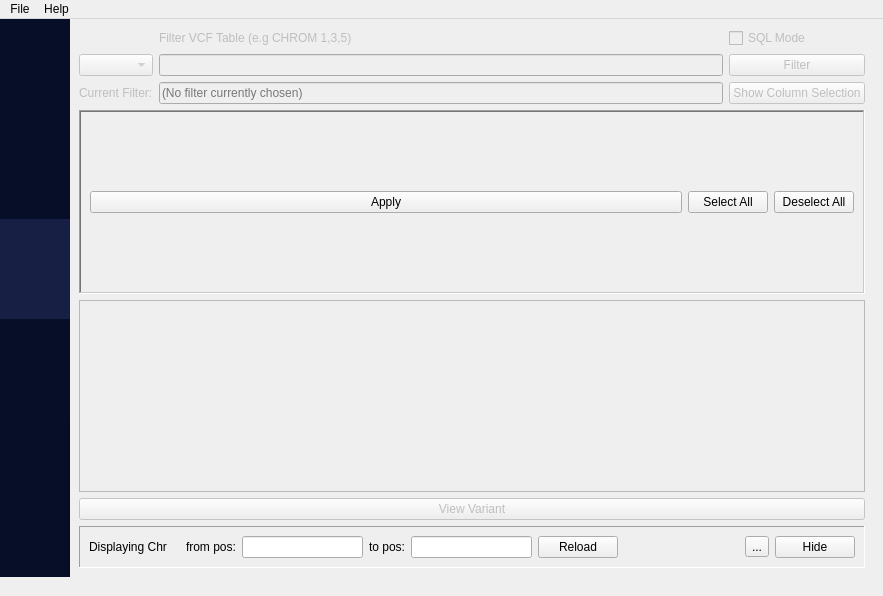
This is metallaxis/gui/MetallaxisGui.ui in arielol/Metallaxis as Qt 5 draws it before an edit. The edited form follows.
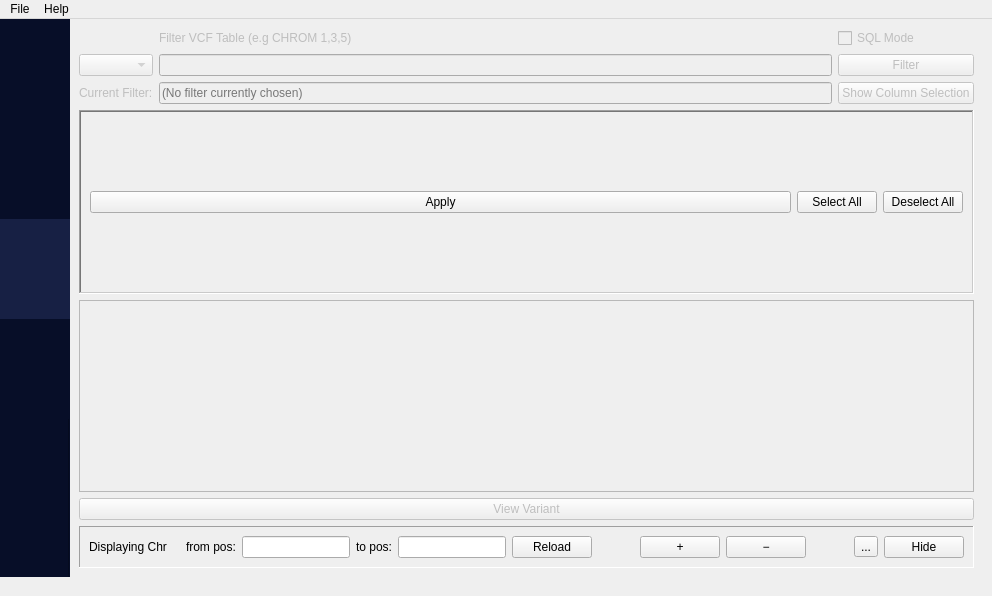
This is the edited form. The open tabs and pages were chosen to show the change.

Commit message: add zoom in and out buttons

```diff
--- a/metallaxis/gui/MetallaxisGui.ui
+++ b/metallaxis/gui/MetallaxisGui.ui
@@ -6,7 +6,7 @@
    <rect>
     <x>0</x>
     <y>0</y>
-    <width>883</width>
+    <width>884</width>
     <height>596</height>
    </rect>
   </property>
@@ -522,8 +522,8 @@
                 <rect>
                  <x>0</x>
                  <y>0</y>
-                 <width>769</width>
-                 <height>89</height>
+                 <width>770</width>
+                 <height>82</height>
                 </rect>
                </property>
                <layout class="QVBoxLayout" name="verticalLayout_11">
@@ -709,6 +709,45 @@
                    </property>
                   </spacer>
                  </item>
+                 <item>
+                  <widget class="QPushButton" name="zoom_in_btn">
+                   <property name="acceptDrops">
+                    <bool>false</bool>
+                   </property>
+                   <property name="toolTip">
+                    <string/>
+                   </property>
+                   <property name="text">
+                    <string notr="true">+</string>
+                   </property>
+                   <property name="shortcut">
+                    <string>+</string>
+                   </property>
+                   <property name="flat">
+                    <bool>false</bool>
+                   </property>
+                  </widget>
+                 </item>
+                 <item>
+                  <widget class="QPushButton" name="zoom_out_btn">
+                   <property name="text">
+                    <string notr="true">−</string>
+                   </property>
+                  </widget>
+                 </item>
+                 <item>
+                  <spacer name="horizontalSpacer_2">
+                   <property name="orientation">
+                    <enum>Qt::Horizontal</enum>
+                   </property>
+                   <property name="sizeHint" stdset="0">
+                    <size>
+                     <width>40</width>
+                     <height>20</height>
+                    </size>
+                   </property>
+                  </spacer>
+                 </item>
                  <item>
                   <widget class="QToolButton" name="export_svg_toolbtn">
                    <property name="text">
@@ -789,7 +828,7 @@
     <rect>
      <x>0</x>
      <y>0</y>
-     <width>883</width>
+     <width>884</width>
      <height>22</height>
     </rect>
    </property>
```
Left out of the diff: 10 changed lines with no effect on the pictures. The commit also changes 1 other file.
